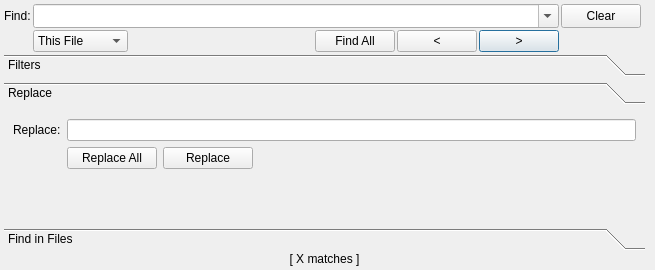
Before: the Qt Designer form src/search/searchdialog.ui in GAMS-dev/studio, drawn with Qt 5.
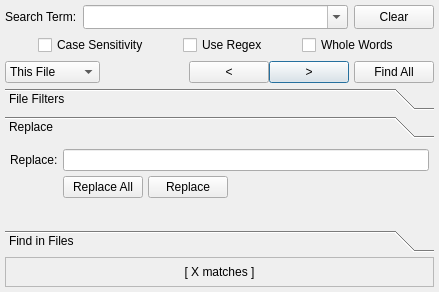
After: the same form once the commit is applied. The open tabs and pages were chosen to show the change.

Commit message: search dialog layout optimization

The edit to the form file:
```diff
--- a/src/search/searchdialog.ui
+++ b/src/search/searchdialog.ui
@@ -6,19 +6,19 @@
    <rect>
     <x>0</x>
     <y>0</y>
-    <width>655</width>
-    <height>270</height>
+    <width>439</width>
+    <height>292</height>
    </rect>
   </property>
   <property name="sizePolicy">
-   <sizepolicy hsizetype="MinimumExpanding" vsizetype="Preferred">
+   <sizepolicy hsizetype="Preferred" vsizetype="Preferred">
     <horstretch>0</horstretch>
     <verstretch>0</verstretch>
    </sizepolicy>
   </property>
   <property name="minimumSize">
    <size>
-    <width>650</width>
+    <width>0</width>
     <height>0</height>
    </size>
   </property>
@@ -32,151 +32,25 @@
    <bool>false</bool>
   </property>
   <layout class="QGridLayout" name="gridLayout">
-   <property name="sizeConstraint">
-    <enum>QLayout::SetDefaultConstraint</enum>
-   </property>
    <property name="leftMargin">
-    <number>4</number>
+    <number>5</number>
    </property>
    <property name="topMargin">
-    <number>4</number>
+    <number>5</number>
    </property>
    <property name="rightMargin">
-    <number>10</number>
+    <number>5</number>
    </property>
    <property name="bottomMargin">
-    <number>4</number>
+    <number>5</number>
    </property>
    <property name="spacing">
-    <number>2</number>
+    <number>5</number>
    </property>
-   <item row="1" column="6">
-    <widget class="QPushButton" name="btn_back">
-     <property name="sizePolicy">
-      <sizepolicy hsizetype="Minimum" vsizetype="Preferred">
-       <horstretch>0</horstretch>
-       <verstretch>0</verstretch>
-      </sizepolicy>
-     </property>
-     <property name="toolTip">
-      <string>&lt;html&gt;&lt;head/&gt;&lt;body&gt;&lt;p&gt;Search backward&lt;/p&gt;&lt;p&gt;Shortcut: &lt;span style=&quot; font-weight:600;&quot;&gt;Shift + F3&lt;/span&gt;&lt;/p&gt;&lt;/body&gt;&lt;/html&gt;</string>
-     </property>
-     <property name="text">
-      <string>&lt;</string>
-     </property>
-     <property name="autoDefault">
-      <bool>false</bool>
-     </property>
-    </widget>
-   </item>
-   <item row="0" column="8">
-    <widget class="QPushButton" name="btn_clear">
-     <property name="enabled">
-      <bool>true</bool>
-     </property>
-     <property name="sizePolicy">
-      <sizepolicy hsizetype="Minimum" vsizetype="Preferred">
-       <horstretch>0</horstretch>
-       <verstretch>0</verstretch>
-      </sizepolicy>
-     </property>
-     <property name="toolTip">
-      <string>&lt;html&gt;&lt;head/&gt;&lt;body&gt;&lt;p&gt;Clears all marked matches.&lt;/p&gt;&lt;/body&gt;&lt;/html&gt;</string>
-     </property>
-     <property name="text">
-      <string>Clear</string>
-     </property>
-     <property name="checkable">
-      <bool>false</bool>
-     </property>
-     <property name="checked">
-      <bool>false</bool>
-     </property>
-     <property name="autoDefault">
-      <bool>false</bool>
-     </property>
-     <property name="default">
-      <bool>false</bool>
-     </property>
-     <property name="flat">
-      <bool>false</bool>
-     </property>
-    </widget>
-   </item>
-   <item row="0" column="1" colspan="7">
-    <widget class="QComboBox" name="combo_search">
-     <property name="sizePolicy">
-      <sizepolicy hsizetype="MinimumExpanding" vsizetype="Maximum">
-       <horstretch>9</horstretch>
-       <verstretch>0</verstretch>
-      </sizepolicy>
-     </property>
-     <property name="editable">
-      <bool>true</bool>
-     </property>
-     <property name="insertPolicy">
-      <enum>QComboBox::InsertAtTop</enum>
-     </property>
-     <property name="sizeAdjustPolicy">
-      <enum>QComboBox::AdjustToMinimumContentsLengthWithIcon</enum>
-     </property>
-    </widget>
-   </item>
-   <item row="1" column="7">
-    <widget class="QPushButton" name="btn_forward">
-     <property name="sizePolicy">
-      <sizepolicy hsizetype="Minimum" vsizetype="Preferred">
-       <horstretch>0</horstretch>
-       <verstretch>0</verstretch>
-      </sizepolicy>
-     </property>
-     <property name="toolTip">
-      <string>&lt;html&gt;&lt;head/&gt;&lt;body&gt;&lt;p&gt;Search forward&lt;/p&gt;&lt;p&gt;Shortcut: &lt;span style=&quot; font-weight:600;&quot;&gt;F3&lt;/span&gt;&lt;/p&gt;&lt;/body&gt;&lt;/html&gt;</string>
-     </property>
-     <property name="text">
-      <string>&gt;</string>
-     </property>
-     <property name="autoDefault">
-      <bool>true</bool>
-     </property>
-     <property name="default">
-      <bool>true</bool>
-     </property>
-    </widget>
-   </item>
-   <item row="0" column="0">
-    <widget class="QLabel" name="label">
-     <property name="text">
-      <string>Find:</string>
-     </property>
-    </widget>
-   </item>
-   <item row="1" column="5">
-    <widget class="QPushButton" name="btn_FindAll">
-     <property name="enabled">
-      <bool>true</bool>
-     </property>
-     <property name="sizePolicy">
-      <sizepolicy hsizetype="Minimum" vsizetype="Preferred">
-       <horstretch>0</horstretch>
-       <verstretch>0</verstretch>
-      </sizepolicy>
-     </property>
-     <property name="toolTip">
-      <string>&lt;html&gt;&lt;head/&gt;&lt;body&gt;&lt;p&gt;Start search in defined scope.&lt;/p&gt;&lt;p&gt;Shortcut: &lt;span style=&quot; font-weight:600;&quot;&gt;Shift + Enter&lt;/span&gt; &lt;/p&gt;&lt;/body&gt;&lt;/html&gt;</string>
-     </property>
-     <property name="text">
-      <string>Find All</string>
-     </property>
-     <property name="autoDefault">
-      <bool>false</bool>
-     </property>
-    </widget>
-   </item>
-   <item row="2" column="0" colspan="11">
+   <item row="5" column="0" colspan="3">
     <widget class="QToolBox" name="toolBox">
      <property name="sizePolicy">
-      <sizepolicy hsizetype="Preferred" vsizetype="Preferred">
+      <sizepolicy hsizetype="MinimumExpanding" vsizetype="MinimumExpanding">
        <horstretch>0</horstretch>
        <verstretch>0</verstretch>
       </sizepolicy>
@@ -206,7 +80,7 @@
        </sizepolicy>
       </property>
       <attribute name="label">
-       <string>Filters</string>
+       <string>File Filters</string>
       </attribute>
       <layout class="QGridLayout" name="gridLayout_4">
        <property name="sizeConstraint">
@@ -356,104 +230,6 @@
          </item>
         </widget>
        </item>
-       <item row="2" column="1">
-        <layout class="QHBoxLayout" name="horizontalLayout">
-         <property name="spacing">
-          <number>0</number>
-         </property>
-         <property name="sizeConstraint">
-          <enum>QLayout::SetMaximumSize</enum>
-         </property>
-         <property name="topMargin">
-          <number>0</number>
-         </property>
-         <property name="bottomMargin">
-          <number>0</number>
-         </property>
-         <item>
-          <widget class="QCheckBox" name="cb_caseSens">
-           <property name="enabled">
-            <bool>true</bool>
-           </property>
-           <property name="sizePolicy">
-            <sizepolicy hsizetype="Fixed" vsizetype="Fixed">
-             <horstretch>0</horstretch>
-             <verstretch>0</verstretch>
-            </sizepolicy>
-           </property>
-           <property name="toolTip">
-            <string>&lt;html&gt;&lt;head/&gt;&lt;body&gt;&lt;p&gt;When checked the search respects case sensitivity.&lt;/p&gt;&lt;/body&gt;&lt;/html&gt;</string>
-           </property>
-           <property name="text">
-            <string>Case Sensitivity</string>
-           </property>
-           <property name="checkable">
-            <bool>true</bool>
-           </property>
-          </widget>
-         </item>
-         <item>
-          <widget class="QCheckBox" name="cb_regex">
-           <property name="enabled">
-            <bool>true</bool>
-           </property>
-           <property name="sizePolicy">
-            <sizepolicy hsizetype="Fixed" vsizetype="Fixed">
-             <horstretch>0</horstretch>
-             <verstretch>0</verstretch>
-            </sizepolicy>
-           </property>
-           <property name="toolTip">
-            <string>&lt;html&gt;&lt;head/&gt;&lt;body&gt;&lt;p&gt;Activates the usage of regular expressions. Regular expressions are a method of describing a pattern to search for instead of a literal search term. Further information can be found on the internet:&lt;br/&gt;www.regular-expressions.info&lt;/p&gt;&lt;/body&gt;&lt;/html&gt;</string>
-           </property>
-           <property name="text">
-            <string>Use Regex</string>
-           </property>
-           <property name="checkable">
-            <bool>true</bool>
-           </property>
-          </widget>
-         </item>
-         <item>
-          <widget class="QCheckBox" name="cb_wholeWords">
-           <property name="enabled">
-            <bool>true</bool>
-           </property>
-           <property name="sizePolicy">
-            <sizepolicy hsizetype="Fixed" vsizetype="Fixed">
-             <horstretch>0</horstretch>
-             <verstretch>0</verstretch>
-            </sizepolicy>
-           </property>
-           <property name="toolTip">
-            <string>&lt;html&gt;&lt;head/&gt;&lt;body&gt;&lt;p&gt;When checked the search ignores partial matches. A word can contain letters and numbers, while all other characters are considered a word boundaries.&lt;/p&gt;&lt;/body&gt;&lt;/html&gt;</string>
-           </property>
-           <property name="text">
-            <string>Whole Words</string>
-           </property>
-           <property name="checkable">
-            <bool>true</bool>
-           </property>
-          </widget>
-         </item>
-         <item>
-          <spacer name="horizontalSpacer_6">
-           <property name="orientation">
-            <enum>Qt::Horizontal</enum>
-           </property>
-           <property name="sizeType">
-            <enum>QSizePolicy::Preferred</enum>
-           </property>
-           <property name="sizeHint" stdset="0">
-            <size>
-             <width>20</width>
-             <height>20</height>
-            </size>
-           </property>
-          </spacer>
-         </item>
-        </layout>
-       </item>
       </layout>
      </widget>
      <widget class="QWidget" name="page_replace">
@@ -461,8 +237,8 @@
        <rect>
         <x>0</x>
         <y>0</y>
-        <width>641</width>
-        <height>72</height>
+        <width>429</width>
+        <height>63</height>
        </rect>
       </property>
       <property name="sizePolicy">
@@ -474,22 +250,24 @@
       <attribute name="label">
        <string>Replace</string>
       </attribute>
-      <layout class="QGridLayout" name="gridLayout_2">
-       <item row="0" column="1" colspan="6">
-        <widget class="QLineEdit" name="txt_replace">
-         <property name="sizePolicy">
-          <sizepolicy hsizetype="Preferred" vsizetype="Maximum">
-           <horstretch>9</horstretch>
-           <verstretch>0</verstretch>
-          </sizepolicy>
-         </property>
-         <property name="clearButtonEnabled">
-          <bool>true</bool>
-         </property>
-        </widget>
-       </item>
-       <item row="1" column="6">
-        <spacer name="horizontalSpacer_3">
+      <layout class="QGridLayout" name="gridLayout_2" columnstretch="0,0,0,0,0,0">
+       <property name="leftMargin">
+        <number>5</number>
+       </property>
+       <property name="topMargin">
+        <number>5</number>
+       </property>
+       <property name="rightMargin">
+        <number>5</number>
+       </property>
+       <property name="bottomMargin">
+        <number>5</number>
+       </property>
+       <property name="spacing">
+        <number>5</number>
+       </property>
+       <item row="1" column="3">
+        <spacer name="horizontalSpacer_7">
          <property name="orientation">
           <enum>Qt::Horizontal</enum>
          </property>
@@ -498,7 +276,7 @@
          </property>
          <property name="sizeHint" stdset="0">
           <size>
-           <width>40</width>
+           <width>20</width>
            <height>20</height>
           </size>
          </property>
@@ -510,7 +288,7 @@
           <bool>true</bool>
          </property>
          <property name="sizePolicy">
-          <sizepolicy hsizetype="Preferred" vsizetype="Maximum">
+          <sizepolicy hsizetype="Maximum" vsizetype="Maximum">
            <horstretch>0</horstretch>
            <verstretch>0</verstretch>
           </sizepolicy>
@@ -540,50 +318,24 @@
        </item>
        <item row="0" column="0">
         <widget class="QLabel" name="label_2">
+         <property name="sizePolicy">
+          <sizepolicy hsizetype="Preferred" vsizetype="MinimumExpanding">
+           <horstretch>0</horstretch>
+           <verstretch>0</verstretch>
+          </sizepolicy>
+         </property>
          <property name="text">
           <string>Replace:</string>
          </property>
         </widget>
        </item>
-       <item row="1" column="4">
-        <spacer name="horizontalSpacer_4">
-         <property name="orientation">
-          <enum>Qt::Horizontal</enum>
-         </property>
-         <property name="sizeType">
-          <enum>QSizePolicy::MinimumExpanding</enum>
-         </property>
-         <property name="sizeHint" stdset="0">
-          <size>
-           <width>40</width>
-           <height>20</height>
-          </size>
-         </property>
-        </spacer>
-       </item>
-       <item row="1" column="3">
-        <spacer name="horizontalSpacer_2">
-         <property name="orientation">
-          <enum>Qt::Horizontal</enum>
-         </property>
-         <property name="sizeType">
-          <enum>QSizePolicy::MinimumExpanding</enum>
-         </property>
-         <property name="sizeHint" stdset="0">
-          <size>
-           <width>40</width>
-           <height>20</height>
-          </size>
-         </property>
-        </spacer>
-       </item>
        <item row="1" column="2">
         <widget class="QPushButton" name="btn_Replace">
          <property name="enabled">
           <bool>true</bool>
          </property>
          <property name="sizePolicy">
-          <sizepolicy hsizetype="Preferred" vsizetype="Maximum">
+          <sizepolicy hsizetype="Maximum" vsizetype="Maximum">
            <horstretch>0</horstretch>
            <verstretch>0</verstretch>
           </sizepolicy>
@@ -599,21 +351,18 @@
          </property>
         </widget>
        </item>
-       <item row="1" column="5">
-        <spacer name="horizontalSpacer_5">
-         <property name="orientation">
-          <enum>Qt::Horizontal</enum>
+       <item row="0" column="1" colspan="3">
+        <widget class="QLineEdit" name="txt_replace">
+         <property name="sizePolicy">
+          <sizepolicy hsizetype="MinimumExpanding" vsizetype="Maximum">
+           <horstretch>9</horstretch>
+           <verstretch>0</verstretch>
+          </sizepolicy>
          </property>
-         <property name="sizeType">
-          <enum>QSizePolicy::MinimumExpanding</enum>
+         <property name="clearButtonEnabled">
+          <bool>true</bool>
          </property>
-         <property name="sizeHint" stdset="0">
-          <size>
-           <width>40</width>
-           <height>20</height>
-          </size>
-         </property>
-        </spacer>
+        </widget>
        </item>
       </layout>
      </widget>
@@ -672,63 +421,326 @@
      </widget>
     </widget>
    </item>
-   <item row="1" column="1">
-    <widget class="QComboBox" name="combo_scope">
-     <property name="sizePolicy">
-      <sizepolicy hsizetype="Fixed" vsizetype="Fixed">
-       <horstretch>0</horstretch>
-       <verstretch>0</verstretch>
-      </sizepolicy>
+   <item row="1" column="0" colspan="3">
+    <layout class="QVBoxLayout" name="verticalLayout">
+     <property name="topMargin">
+      <number>0</number>
      </property>
-     <property name="toolTip">
-      <string>&lt;html&gt;&lt;head/&gt;&lt;body&gt;&lt;p&gt;&lt;span style=&quot; font-family:'MS Shell Dlg 2'; font-size:8pt;&quot;&gt;Scope of where to search.&lt;/span&gt;&lt;/p&gt;&lt;p&gt;&lt;span style=&quot; font-family:'MS Shell Dlg 2'; font-size:8pt; font-weight:600;&quot;&gt;This File:&lt;/span&gt;&lt;span style=&quot; font-family:'MS Shell Dlg 2'; font-size:8pt;&quot;&gt; Searches only the file which is currently opened in the editor.&lt;/span&gt;&lt;/p&gt;&lt;p&gt;&lt;span style=&quot; font-family:'MS Shell Dlg 2'; font-size:8pt; font-weight:600;&quot;&gt;This Project:&lt;/span&gt;&lt;span style=&quot; font-family:'MS Shell Dlg 2'; font-size:8pt;&quot;&gt; Searches files related to the project which is currently active.&lt;/span&gt;&lt;/p&gt;&lt;p&gt;&lt;span style=&quot; font-family:'MS Shell Dlg 2'; font-size:8pt; font-weight:600;&quot;&gt;Selection:&lt;/span&gt;&lt;span style=&quot; font-family:'MS Shell Dlg 2'; font-size:8pt;&quot;&gt; Searches the text selected in the current file. Keep in mind that starting a new search moves the search selection to the currently selected text.&lt;/span&gt;&lt;/p&gt;&lt;p&gt;&lt;span style=&quot; font-family:'MS Shell Dlg 2'; font-size:8pt; font-weight:600;&quot;&gt;Open Tabs:&lt;/span&gt;&lt;span style=&quot; font-family:'MS Shell Dlg 2'; font-size:8pt;&quot;&gt; Searches all files that have open editors.&lt;/span&gt;&lt;/p&gt;&lt;p&gt;&lt;span style=&quot; font-family:'MS Shell Dlg 2'; font-size:8pt; font-weight:600;&quot;&gt;All Files:&lt;/span&gt;&lt;span style=&quot; font-family:'MS Shell Dlg 2'; font-size:8pt;&quot;&gt; Searches all files that appear in the project explorer.&lt;/span&gt;&lt;/p&gt;&lt;p&gt;&lt;span style=&quot; font-family:'MS Shell Dlg 2'; font-size:8pt; font-weight:600;&quot;&gt;Folder: &lt;/span&gt;&lt;span style=&quot; font-family:'MS Shell Dlg 2'; font-size:8pt;&quot;&gt;Searches all files in a specified folder and its subfolders. You will be asked via a popup for the path when starting a new search.&lt;/span&gt;&lt;/p&gt;&lt;/body&gt;&lt;/html&gt;</string>
+     <property name="bottomMargin">
+      <number>0</number>
      </property>
      <item>
-      <property name="text">
-       <string>This File</string>
-      </property>
+      <layout class="QHBoxLayout" name="horizontalLayout_3">
+       <property name="topMargin">
+        <number>0</number>
+       </property>
+       <property name="bottomMargin">
+        <number>0</number>
+       </property>
+       <item>
+        <widget class="QLabel" name="label">
+         <property name="text">
+          <string>Search Term:</string>
+         </property>
+        </widget>
+       </item>
+       <item>
+        <widget class="QComboBox" name="combo_search">
+         <property name="sizePolicy">
+          <sizepolicy hsizetype="MinimumExpanding" vsizetype="Maximum">
+           <horstretch>9</horstretch>
+           <verstretch>0</verstretch>
+          </sizepolicy>
+         </property>
+         <property name="editable">
+          <bool>true</bool>
+         </property>
+         <property name="insertPolicy">
+          <enum>QComboBox::InsertAtTop</enum>
+         </property>
+         <property name="sizeAdjustPolicy">
+          <enum>QComboBox::AdjustToMinimumContentsLengthWithIcon</enum>
+         </property>
+        </widget>
+       </item>
+       <item>
+        <widget class="QPushButton" name="btn_clear">
+         <property name="enabled">
+          <bool>true</bool>
+         </property>
+         <property name="sizePolicy">
+          <sizepolicy hsizetype="Minimum" vsizetype="Preferred">
+           <horstretch>0</horstretch>
+           <verstretch>0</verstretch>
+          </sizepolicy>
+         </property>
+         <property name="toolTip">
+          <string>&lt;html&gt;&lt;head/&gt;&lt;body&gt;&lt;p&gt;Clears all marked matches.&lt;/p&gt;&lt;/body&gt;&lt;/html&gt;</string>
+         </property>
+         <property name="text">
+          <string>Clear</string>
+         </property>
+         <property name="checkable">
+          <bool>false</bool>
+         </property>
+         <property name="checked">
+          <bool>false</bool>
+         </property>
+         <property name="autoDefault">
+          <bool>false</bool>
+         </property>
+         <property name="default">
+          <bool>false</bool>
+         </property>
+         <property name="flat">
+          <bool>false</bool>
+         </property>
+        </widget>
+       </item>
+      </layout>
      </item>
      <item>
-      <property name="text">
-       <string>This Project</string>
-      </property>
+      <layout class="QHBoxLayout" name="horizontalLayout_2">
+       <property name="sizeConstraint">
+        <enum>QLayout::SetMinimumSize</enum>
+       </property>
+       <property name="leftMargin">
+        <number>5</number>
+       </property>
+       <property name="topMargin">
+        <number>0</number>
+       </property>
+       <property name="rightMargin">
+        <number>5</number>
+       </property>
+       <property name="bottomMargin">
+        <number>0</number>
+       </property>
+       <item>
+        <widget class="QCheckBox" name="cb_caseSens">
+         <property name="enabled">
+          <bool>true</bool>
+         </property>
+         <property name="sizePolicy">
+          <sizepolicy hsizetype="Fixed" vsizetype="Fixed">
+           <horstretch>0</horstretch>
+           <verstretch>0</verstretch>
+          </sizepolicy>
+         </property>
+         <property name="toolTip">
+          <string>&lt;html&gt;&lt;head/&gt;&lt;body&gt;&lt;p&gt;When checked the search respects case sensitivity.&lt;/p&gt;&lt;/body&gt;&lt;/html&gt;</string>
+         </property>
+         <property name="text">
+          <string>Case Sensitivity</string>
+         </property>
+         <property name="checkable">
+          <bool>true</bool>
+         </property>
+        </widget>
+       </item>
+       <item>
+        <widget class="QCheckBox" name="cb_regex">
+         <property name="enabled">
+          <bool>true</bool>
+         </property>
+         <property name="sizePolicy">
+          <sizepolicy hsizetype="Fixed" vsizetype="Fixed">
+           <horstretch>0</horstretch>
+           <verstretch>0</verstretch>
+          </sizepolicy>
+         </property>
+         <property name="toolTip">
+          <string>&lt;html&gt;&lt;head/&gt;&lt;body&gt;&lt;p&gt;Activates the usage of regular expressions. Regular expressions are a method of describing a pattern to search for instead of a literal search term. Further information can be found on the internet:&lt;br/&gt;www.regular-expressions.info&lt;/p&gt;&lt;/body&gt;&lt;/html&gt;</string>
+         </property>
+         <property name="text">
+          <string>Use Regex</string>
+         </property>
+         <property name="checkable">
+          <bool>true</bool>
+         </property>
+        </widget>
+       </item>
+       <item>
+        <widget class="QCheckBox" name="cb_wholeWords">
+         <property name="enabled">
+          <bool>true</bool>
+         </property>
+         <property name="sizePolicy">
+          <sizepolicy hsizetype="Fixed" vsizetype="Fixed">
+           <horstretch>0</horstretch>
+           <verstretch>0</verstretch>
+          </sizepolicy>
+         </property>
+         <property name="toolTip">
+          <string>&lt;html&gt;&lt;head/&gt;&lt;body&gt;&lt;p&gt;When checked the search ignores partial matches. A word can contain letters and numbers, while all other characters are considered a word boundaries.&lt;/p&gt;&lt;/body&gt;&lt;/html&gt;</string>
+         </property>
+         <property name="text">
+          <string>Whole Words</string>
+         </property>
+         <property name="checkable">
+          <bool>true</bool>
+         </property>
+        </widget>
+       </item>
+      </layout>
      </item>
      <item>
-      <property name="text">
-       <string>Selection</string>
-      </property>
+      <layout class="QHBoxLayout" name="horizontalLayout">
+       <property name="spacing">
+        <number>0</number>
+       </property>
+       <property name="sizeConstraint">
+        <enum>QLayout::SetMaximumSize</enum>
+       </property>
+       <property name="topMargin">
+        <number>0</number>
+       </property>
+       <property name="bottomMargin">
+        <number>0</number>
+       </property>
+       <item>
+        <widget class="QComboBox" name="combo_scope">
+         <property name="sizePolicy">
+          <sizepolicy hsizetype="Fixed" vsizetype="Fixed">
+           <horstretch>0</horstretch>
+           <verstretch>0</verstretch>
+          </sizepolicy>
+         </property>
+         <property name="toolTip">
+          <string>&lt;html&gt;&lt;head/&gt;&lt;body&gt;&lt;p&gt;&lt;span style=&quot; font-family:'MS Shell Dlg 2'; font-size:8pt;&quot;&gt;Scope of where to search.&lt;/span&gt;&lt;/p&gt;&lt;p&gt;&lt;span style=&quot; font-family:'MS Shell Dlg 2'; font-size:8pt; font-weight:600;&quot;&gt;This File:&lt;/span&gt;&lt;span style=&quot; font-family:'MS Shell Dlg 2'; font-size:8pt;&quot;&gt; Searches only the file which is currently opened in the editor.&lt;/span&gt;&lt;/p&gt;&lt;p&gt;&lt;span style=&quot; font-family:'MS Shell Dlg 2'; font-size:8pt; font-weight:600;&quot;&gt;This Project:&lt;/span&gt;&lt;span style=&quot; font-family:'MS Shell Dlg 2'; font-size:8pt;&quot;&gt; Searches files related to the project which is currently active.&lt;/span&gt;&lt;/p&gt;&lt;p&gt;&lt;span style=&quot; font-family:'MS Shell Dlg 2'; font-size:8pt; font-weight:600;&quot;&gt;Selection:&lt;/span&gt;&lt;span style=&quot; font-family:'MS Shell Dlg 2'; font-size:8pt;&quot;&gt; Searches the text selected in the current file. Keep in mind that starting a new search moves the search selection to the currently selected text.&lt;/span&gt;&lt;/p&gt;&lt;p&gt;&lt;span style=&quot; font-family:'MS Shell Dlg 2'; font-size:8pt; font-weight:600;&quot;&gt;Open Tabs:&lt;/span&gt;&lt;span style=&quot; font-family:'MS Shell Dlg 2'; font-size:8pt;&quot;&gt; Searches all files that have open editors.&lt;/span&gt;&lt;/p&gt;&lt;p&gt;&lt;span style=&quot; font-family:'MS Shell Dlg 2'; font-size:8pt; font-weight:600;&quot;&gt;All Files:&lt;/span&gt;&lt;span style=&quot; font-family:'MS Shell Dlg 2'; font-size:8pt;&quot;&gt; Searches all files that appear in the project explorer.&lt;/span&gt;&lt;/p&gt;&lt;p&gt;&lt;span style=&quot; font-family:'MS Shell Dlg 2'; font-size:8pt; font-weight:600;&quot;&gt;Folder: &lt;/span&gt;&lt;span style=&quot; font-family:'MS Shell Dlg 2'; font-size:8pt;&quot;&gt;Searches all files in a specified folder and its subfolders. You will be asked via a popup for the path when starting a new search.&lt;/span&gt;&lt;/p&gt;&lt;/body&gt;&lt;/html&gt;</string>
+         </property>
+         <item>
+          <property name="text">
+           <string>This File</string>
+          </property>
+         </item>
+         <item>
+          <property name="text">
+           <string>This Project</string>
+          </property>
+         </item>
+         <item>
+          <property name="text">
+           <string>Selection</string>
+          </property>
+         </item>
+         <item>
+          <property name="text">
+           <string>Open Tabs</string>
+          </property>
+         </item>
+         <item>
+          <property name="text">
+           <string>All Files</string>
+          </property>
+         </item>
+         <item>
+          <property name="text">
+           <string>Folder</string>
+          </property>
+         </item>
+        </widget>
+       </item>
+       <item>
+        <spacer name="horizontalSpacer_8">
+         <property name="orientation">
+          <enum>Qt::Horizontal</enum>
+         </property>
+         <property name="sizeType">
+          <enum>QSizePolicy::MinimumExpanding</enum>
+         </property>
+         <property name="sizeHint" stdset="0">
+          <size>
+           <width>20</width>
+           <height>20</height>
+          </size>
+         </property>
+        </spacer>
+       </item>
+       <item>
+        <widget class="QPushButton" name="btn_back">
+         <property name="sizePolicy">
+          <sizepolicy hsizetype="Minimum" vsizetype="Preferred">
+           <horstretch>0</horstretch>
+           <verstretch>0</verstretch>
+          </sizepolicy>
+         </property>
+         <property name="toolTip">
+          <string>&lt;html&gt;&lt;head/&gt;&lt;body&gt;&lt;p&gt;Search backward&lt;/p&gt;&lt;p&gt;Shortcut: &lt;span style=&quot; font-weight:600;&quot;&gt;Shift + F3&lt;/span&gt;&lt;/p&gt;&lt;/body&gt;&lt;/html&gt;</string>
+         </property>
+         <property name="text">
+          <string>&lt;</string>
+         </property>
+         <property name="autoDefault">
+          <bool>false</bool>
+         </property>
+        </widget>
+       </item>
+       <item>
+        <widget class="QPushButton" name="btn_forward">
+         <property name="sizePolicy">
+          <sizepolicy hsizetype="Minimum" vsizetype="Preferred">
+           <horstretch>0</horstretch>
+           <verstretch>0</verstretch>
+          </sizepolicy>
+         </property>
+         <property name="toolTip">
+          <string>&lt;html&gt;&lt;head/&gt;&lt;body&gt;&lt;p&gt;Search forward&lt;/p&gt;&lt;p&gt;Shortcut: &lt;span style=&quot; font-weight:600;&quot;&gt;F3&lt;/span&gt;&lt;/p&gt;&lt;/body&gt;&lt;/html&gt;</string>
+         </property>
+         <property name="text">
+          <string>&gt;</string>
+         </property>
+         <property name="autoDefault">
+          <bool>true</bool>
+         </property>
+         <property name="default">
+          <bool>true</bool>
+         </property>
+        </widget>
+       </item>
+       <item>
+        <spacer name="horizontalSpacer_9">
+         <property name="orientation">
+          <enum>Qt::Horizontal</enum>
+         </property>
+         <property name="sizeType">
+          <enum>QSizePolicy::Fixed</enum>
+         </property>
+         <property name="sizeHint" stdset="0">
+          <size>
+           <width>5</width>
+           <height>20</height>
+          </size>
+         </property>
+        </spacer>
+       </item>
+       <item>
+        <widget class="QPushButton" name="btn_FindAll">
+         <property name="enabled">
+          <bool>true</bool>
+         </property>
+         <property name="sizePolicy">
+          <sizepolicy hsizetype="Minimum" vsizetype="Preferred">
+           <horstretch>0</horstretch>
+           <verstretch>0</verstretch>
+          </sizepolicy>
+         </property>
+         <property name="toolTip">
+          <string>&lt;html&gt;&lt;head/&gt;&lt;body&gt;&lt;p&gt;Start search in defined scope.&lt;/p&gt;&lt;p&gt;Shortcut: &lt;span style=&quot; font-weight:600;&quot;&gt;Shift + Enter&lt;/span&gt; &lt;/p&gt;&lt;/body&gt;&lt;/html&gt;</string>
+         </property>
+         <property name="text">
+          <string>Find All</string>
+         </property>
+         <property name="autoDefault">
+          <bool>false</bool>
+         </property>
+        </widget>
+       </item>
+      </layout>
      </item>
-     <item>
-      <property name="text">
-       <string>Open Tabs</string>
-      </property>
-     </item>
-     <item>
-      <property name="text">
-       <string>All Files</string>
-      </property>
-     </item>
-     <item>
-      <property name="text">
-       <string>Folder</string>
-      </property>
-     </item>
-    </widget>
+    </layout>
    </item>
-   <item row="1" column="2" colspan="3">
-    <spacer name="horizontalSpacer">
-     <property name="orientation">
-      <enum>Qt::Horizontal</enum>
-     </property>
-     <property name="sizeHint" stdset="0">
-      <size>
-       <width>40</width>
-       <height>20</height>
-      </size>
-     </property>
-    </spacer>
-   </item>
-   <item row="3" column="0" colspan="11">
+   <item row="6" column="0" colspan="3">
     <widget class="QLabel" name="lbl_nrResults">
      <property name="sizePolicy">
       <sizepolicy hsizetype="Minimum" vsizetype="Preferred">
@@ -739,11 +751,14 @@
      <property name="minimumSize">
       <size>
        <width>160</width>
-       <height>0</height>
+       <height>30</height>
       </size>
      </property>
      <property name="frameShape">
-      <enum>QFrame::NoFrame</enum>
+      <enum>QFrame::StyledPanel</enum>
+     </property>
+     <property name="frameShadow">
+      <enum>QFrame::Raised</enum>
      </property>
      <property name="text">
       <string>[ X matches ]</string>
```
Left out of the diff: 60 changed lines with no effect on the pictures. The commit also changes 1 other file.
